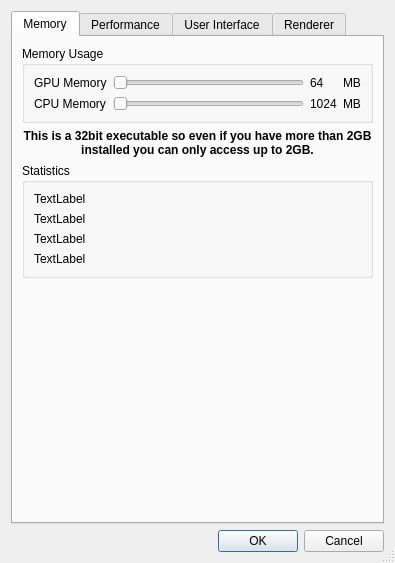
First picture: the form in ImageVis3D/UI/UI/SettingsDlg.ui, repository SCIInstitute/ImageVis3D, before the edit.
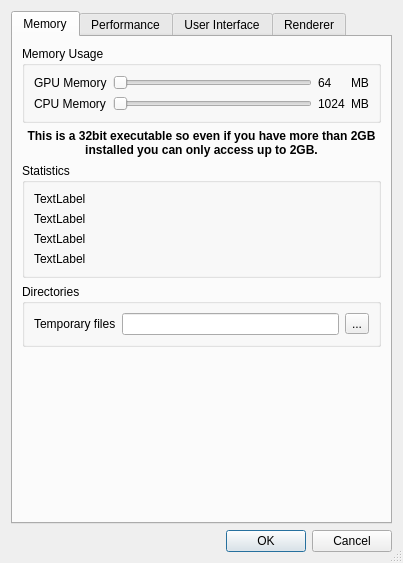
Second picture: the form after the edit.

Commit message: added "transfer to ImageVis3D Mobile feature" added temp dir to settings (please check if my code works properly on a Mac and on linux)

Patch:
```diff
--- a/ImageVis3D/UI/UI/SettingsDlg.ui
+++ b/ImageVis3D/UI/UI/SettingsDlg.ui
@@ -9,7 +9,7 @@
    <rect>
     <x>0</x>
     <y>0</y>
-    <width>361</width>
+    <width>365</width>
     <height>527</height>
    </rect>
   </property>
@@ -169,6 +169,36 @@
          </layout>
         </widget>
        </item>
+       <item>
+        <widget class="QGroupBox" name="groupBox_11">
+         <property name="title">
+          <string>Directories</string>
+         </property>
+         <layout class="QGridLayout" name="gridLayout_7">
+          <item row="0" column="1">
+           <widget class="QLineEdit" name="lineEdit_TempDir">
+            <property name="readOnly">
+             <bool>true</bool>
+            </property>
+           </widget>
+          </item>
+          <item row="0" column="0">
+           <widget class="QLabel" name="label_TempDir">
+            <property name="text">
+             <string>Temporary files</string>
+            </property>
+           </widget>
+          </item>
+          <item row="0" column="2">
+           <widget class="QToolButton" name="toolButton_FindTempDir">
+            <property name="text">
+             <string>...</string>
+            </property>
+           </widget>
+          </item>
+         </layout>
+        </widget>
+       </item>
        <item>
         <spacer name="verticalSpacer_2">
          <property name="orientation">
@@ -683,6 +713,13 @@
             </property>
            </widget>
           </item>
+          <item row="3" column="2">
+           <widget class="QCheckBox" name="checkBox_I3MFeatures">
+            <property name="text">
+             <string>ImageVis3D Mobile features</string>
+            </property>
+           </widget>
+          </item>
          </layout>
         </widget>
        </item>
```
Left out of the diff: 77 changed lines with no effect on the pictures. The commit also changes 16 other files.
